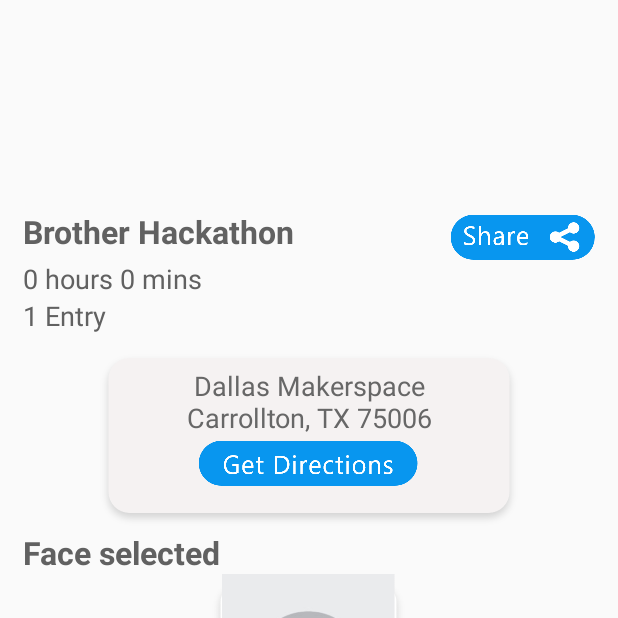
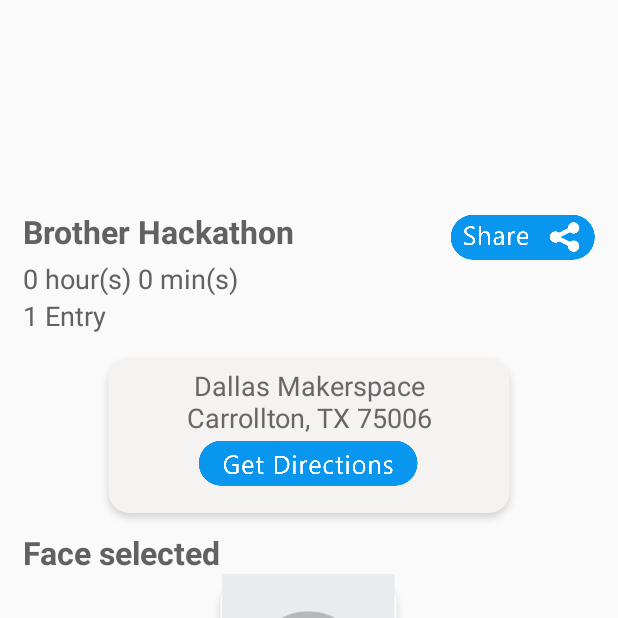
Before and after one commit to CoppellCoders/Notix, an Android app: the MyTixClickedActivity screen opened directly, with no data from a screen before it, on a phone screen of 412 x 824 dp, the top half of it. Run offline under Robolectric (Android 15) with nearby library versions, the phone set to English and light mode, and no system bars; our stand-ins replace Picasso; pictures from the network do not load; 17 statements that could not run were skipped.

Commit message:
fixed time issue

```diff
--- a/NoTixBus/app/src/main/java/ml/coppellcoders/notixbus/EventAdapter.java
+++ b/NoTixBus/app/src/main/java/ml/coppellcoders/notixbus/EventAdapter.java
@@ -104,8 +104,9 @@
             date.setText(monthNames[mMonth] + " " + mDay);
             location.setText(Item.getVenue());
             long timeLeft = Item.getTime() - System.currentTimeMillis();
-            int minutes = (int) ((timeLeft / (1000*60)) % 60);
-            int hours   = (int) ((timeLeft / (1000*60*60)) % 24);
+            int minutes = (int) ((timeLeft / (1000 * 60)) % 60);
+            int hours = (int) ((timeLeft / (1000 * 60 * 60)));
+
             time.setText(hours+" hours " + minutes +" minutes");
         }
 
--- a/NoTixClient/app/src/main/java/ml/coppellcoders/notixclient/MyTixClickedActivity.java
+++ b/NoTixClient/app/src/main/java/ml/coppellcoders/notixclient/MyTixClickedActivity.java
@@ -101,9 +101,11 @@
 
         final long millis = event.getTime() - System.currentTimeMillis();
 
-        int hours = (int) (TimeUnit.MILLISECONDS.toHours(millis) - TimeUnit.HOURS.toHours(TimeUnit.MILLISECONDS.toHours(millis)));
-        int mins = (int) (TimeUnit.MILLISECONDS.toMinutes(millis) - TimeUnit.HOURS.toMinutes(TimeUnit.MILLISECONDS.toHours(millis)));
-        date.setText(hours + " hours " + mins +" mins");
+
+        int minutes = (int) ((millis / (1000 * 60)) % 60);
+        int hours = (int) ((millis / (1000 * 60 * 60)));
+
+        date.setText(hours + " hour(s) " + minutes +" min(s)");
 
         int mMonth = calendar.get(Calendar.MONTH);
         int mDay = calendar.get(Calendar.DAY_OF_MONTH);
```
Also changed, not shown: NoTixClient/app/src/main/java/ml/coppellcoders/notixclient/MyTixAdapter.java (+4 -3 lines).
